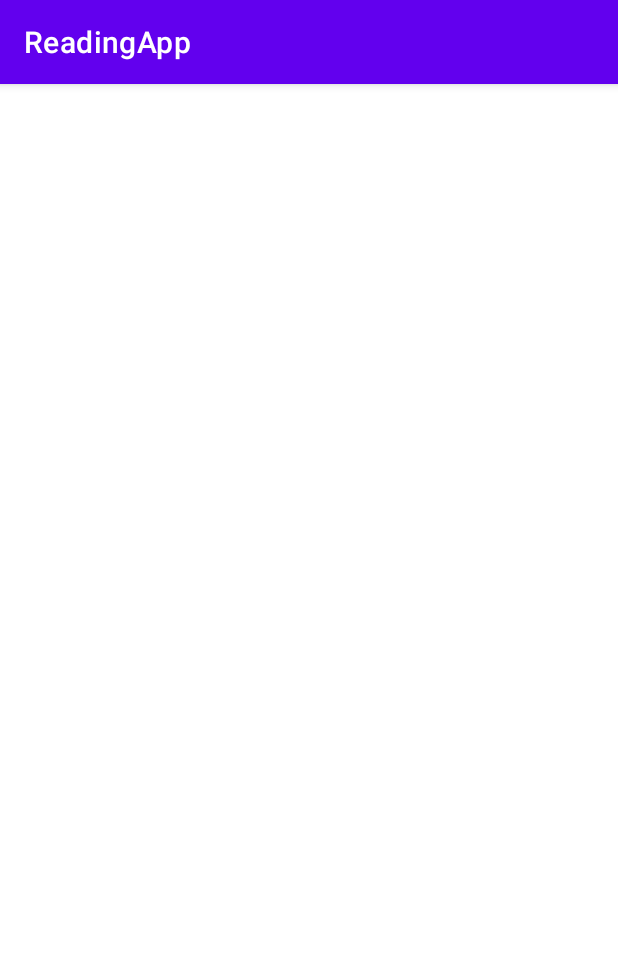
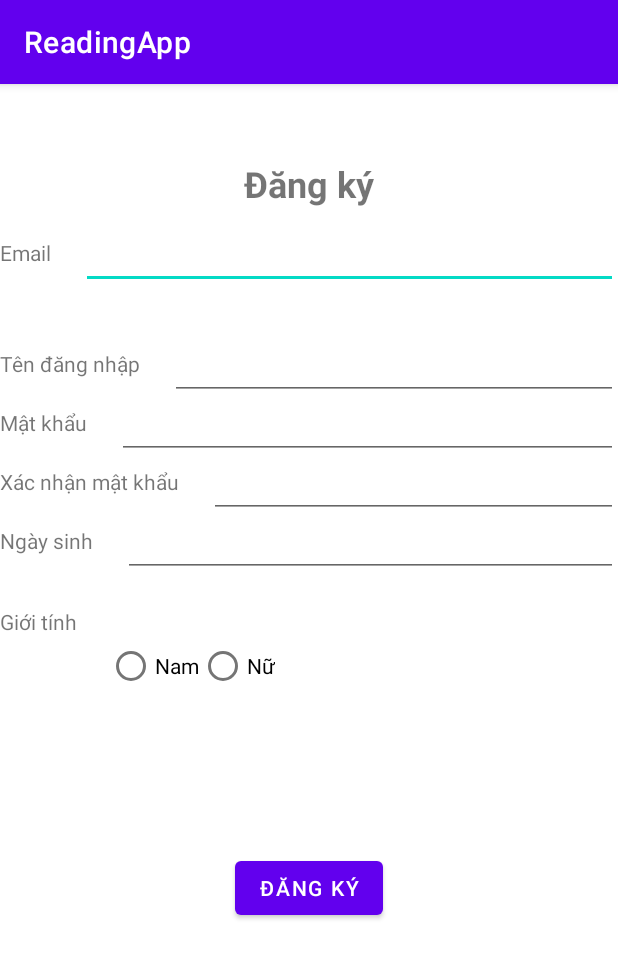
Before and after one commit to duywin/BasicAndroid_ReadingApp, an Android app: the Register screen opened directly, with no data from a screen before it, on a phone screen of 412 x 824 dp. Shown: the top 958 px of the screen. Run offline under Robolectric (Android 15) with nearby library versions, the phone set to English and light mode, and no system bars.

Commit message:
xml update

```diff
--- a/app/src/main/res/layout/activity_register.xml
+++ b/app/src/main/res/layout/activity_register.xml
@@ -1,9 +1,156 @@
 <?xml version="1.0" encoding="utf-8"?>
-<androidx.constraintlayout.widget.ConstraintLayout xmlns:android="http://schemas.android.com/apk/res/android"
+<RelativeLayout xmlns:android="http://schemas.android.com/apk/res/android"
     xmlns:app="http://schemas.android.com/apk/res-auto"
     xmlns:tools="http://schemas.android.com/tools"
     android:layout_width="match_parent"
     android:layout_height="match_parent"
     tools:context=".Register">
 
-</androidx.constraintlayout.widget.ConstraintLayout>
+    <!-- Centered Label -->
+    <TextView
+        android:id="@+id/TwLabel"
+        android:layout_width="wrap_content"
+        android:layout_height="wrap_content"
+        android:layout_centerHorizontal="true"
+        android:layout_marginTop="50dp"
+        android:text="Đăng ký"
+        android:textSize="24sp"
+        android:textStyle="bold" />
+
+    <!-- Email -->
+    <TextView
+        android:id="@+id/TwEmail"
+        android:layout_width="wrap_content"
+        android:layout_height="wrap_content"
+        android:layout_below="@id/TwLabel"
+        android:layout_marginTop="20dp"
+        android:text="Email" />
+
+    <EditText
+        android:id="@+id/EdtEmail"
+        android:layout_width="match_parent"
+        android:layout_height="48dp"
+        android:layout_toEndOf="@id/TwEmail"
+        android:layout_alignBaseline="@id/TwEmail"
+        android:layout_marginStart="20dp"
+        android:ems="10"
+        android:inputType="textEmailAddress" />
+
+    <!-- Username -->
+    <TextView
+        android:id="@+id/TwName"
+        android:layout_width="wrap_content"
+        android:layout_height="wrap_content"
+        android:layout_below="@id/EdtEmail"
+        android:layout_marginTop="20dp"
+        android:paddingTop="20dp"
+        android:text="Tên đăng nhập" />
+
+    <EditText
+        android:id="@+id/EdtName"
+        android:layout_width="match_parent"
+        android:layout_height="48dp"
+        android:layout_toEndOf="@id/TwName"
+        android:layout_alignBaseline="@id/TwName"
+        android:layout_marginStart="20dp"
+        android:ems="10"
+        android:inputType="textPersonName" />
+
+    <!-- Password -->
+    <TextView
+        android:id="@+id/TwPass"
+        android:layout_width="wrap_content"
+        android:layout_height="wrap_content"
+        android:layout_below="@id/TwName"
+        android:layout_marginTop="20dp"
+        android:text="Mật khẩu" />
+
+    <EditText
+        android:id="@+id/EdtPass"
+        android:layout_width="match_parent"
+        android:layout_height="48dp"
+        android:layout_toEndOf="@id/TwPass"
+        android:layout_alignBaseline="@id/TwPass"
+        android:layout_marginStart="20dp"
+        android:ems="10"
+        android:inputType="textPassword" />
+
+    <!-- Confirm Password -->
+    <TextView
+        android:id="@+id/TwRePass"
+        android:layout_width="wrap_content"
+        android:layout_height="wrap_content"
+        android:layout_below="@id/TwPass"
+        android:layout_marginTop="20dp"
+        android:text="Xác nhận mật khẩu" />
+
+    <EditText
+        android:id="@+id/EdtRePass"
+        android:layout_width="match_parent"
+        android:layout_height="48dp"
+        android:layout_toEndOf="@id/TwRePass"
+        android:layout_alignBaseline="@id/TwRePass"
+        android:layout_marginStart="20dp"
+        android:ems="10"
+        android:inputType="textPassword" />
+
+    <!-- Date of Birth -->
+    <TextView
+        android:id="@+id/TwDOB"
+        android:layout_width="wrap_content"
+        android:layout_height="wrap_content"
+        android:layout_below="@id/TwRePass"
+        android:layout_marginTop="20dp"
+        android:text="Ngày sinh" />
+
+    <EditText
+        android:id="@+id/EdtDOB"
+        android:layout_width="match_parent"
+        android:layout_height="48dp"
+        android:layout_toEndOf="@id/TwDOB"
+        android:layout_alignBaseline="@id/TwDOB"
+        android:layout_marginStart="20dp"
+        android:ems="10"
+        android:inputType="date" />
+
+    <!-- Gender -->
+    <TextView
+        android:id="@+id/TwGender"
+        android:layout_width="wrap_content"
+        android:layout_height="wrap_content"
+        android:layout_below="@id/EdtDOB"
+        android:layout_marginTop="20dp"
+        android:text="Giới tính" />
+
+    <RadioGroup
+        android:id="@+id/GroupGender"
+        android:layout_width="wrap_content"
+        android:layout_height="wrap_content"
+        android:layout_toEndOf="@id/TwGender"
+        android:layout_alignBaseline="@id/TwGender"
+        android:layout_marginStart="20dp"
+        android:orientation="horizontal">
+
+        <RadioButton
+            android:id="@+id/BtnNam"
+            android:layout_width="wrap_content"
+            android:layout_height="wrap_content"
+            android:text="Nam" />
+
+        <RadioButton
+            android:id="@+id/BtnNu"
+            android:layout_width="wrap_content"
+            android:layout_height="wrap_content"
+            android:text="Nữ" />
+    </RadioGroup>
+
+    <!-- Register Button -->
+    <Button
+        android:id="@+id/BtnRegi"
+        android:layout_width="wrap_content"
+        android:layout_height="wrap_content"
+        android:layout_below="@id/GroupGender"
+        android:layout_centerHorizontal="true"
+        android:layout_marginTop="100dp"
+        android:text="Đăng ký" />
+</RelativeLayout>
--- a/app/src/main/res/layout/log_in.xml
+++ b/app/src/main/res/layout/log_in.xml
@@ -31,7 +31,8 @@
         android:id="@+id/Edt_Username"
         android:layout_width="200dp"
         android:layout_height="48dp"
-        android:hint="tên tài khoản"
+        android:hint="Enter username"
+        android:autofillHints="username"
         android:inputType="textPersonName"
         android:layout_below="@id/Tw_Welcome"
         android:layout_marginTop="60dp"
@@ -52,7 +53,8 @@
         android:id="@+id/Edt_Password"
         android:layout_width="200dp"
         android:layout_height="48dp"
-        android:hint="mật khẩu"
+        android:hint="Enter password"
+        android:autofillHints="password"
         android:inputType="textPassword"
         android:layout_below="@id/Tw_Username"
         android:layout_marginTop="60dp"
```
